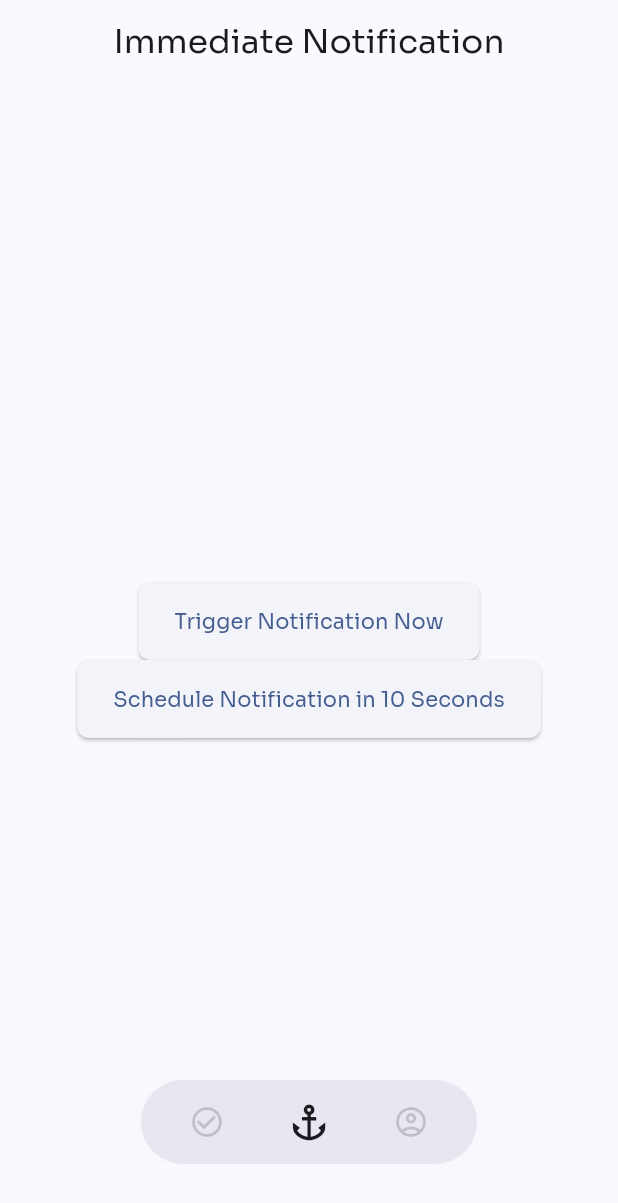
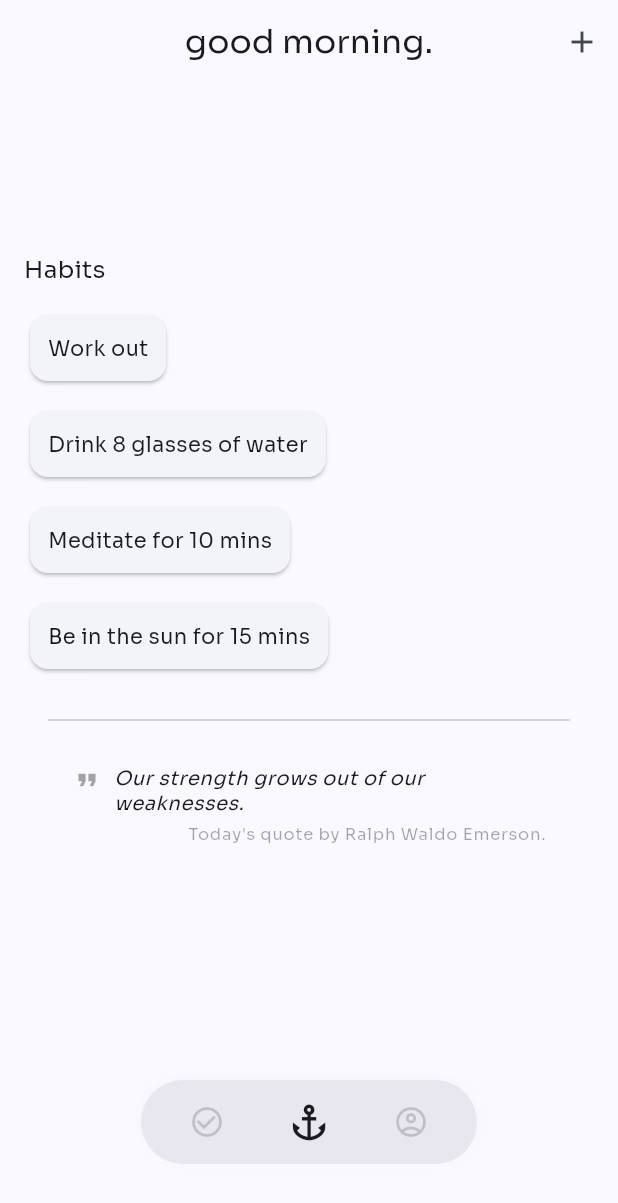
Before and after one commit to ericmaciared/anchor, a Flutter app: the HabitsScreen screen opened by its route, after a tap on the "check circle outline" icon, after a tap on the "anchor" icon, on a phone screen of 412 x 824 dp. Shown: the top 1203 px of the screen. Run offline on Flutter 3.47's test engine with Material 3 defaults, Android fonts, the light colour scheme and no system bars; our stand-ins replace confetti, csv, flutter_colorpicker, flutter_local_notifications, flutter_riverpod, go_router and 4 more; accounts and stored records are empty.

Commit message:
added structure for habits

```diff
--- a/lib/core/database/database_provider.dart
+++ b/lib/core/database/database_provider.dart
@@ -14,6 +14,8 @@ final databaseProvider = Provider<Future<Database>>((ref) async {
       await db.execute(createTasksTable);
       await db.execute(createSubtasksTable);
       await db.execute(createNotificationsTable);
+      await db.execute(createHabitsTable);
+      await db.execute(populateHabitsTable);
     },
   );
 });
--- a/lib/core/database/database_schema.dart
+++ b/lib/core/database/database_schema.dart
@@ -29,3 +29,23 @@ const String createNotificationsTable = '''
     scheduledTime TEXT
   )
 ''';
+
+const String createHabitsTable = '''
+  CREATE TABLE habits (
+    id TEXT PRIMARY KEY,
+    name TEXT NOT NULL,
+    isSelected INTEGER NOT NULL DEFAULT 1,
+    isCustom INTEGER NOT NULL DEFAULT 0,
+    currentStreak INTEGER NOT NULL DEFAULT 0,
+    lastCompletedDate TEXT
+)
+''';
+
+const String populateHabitsTable = '''
+  INSERT INTO habits (id, name, isSelected, isCustom, currentStreak, lastCompletedDate) VALUES
+    ('pre-habit-1-workout', 'Work out', 1, 0, 7, '2025-06-25T08:00:00.000'),
+    ('pre-habit-2-water', 'Drink 8 glasses of water', 1, 0, 15, '2025-06-25T14:30:00.000'),
+    ('pre-habit-3-read', 'Read for 30 mins', 0, 0, 0, NULL),
+    ('pre-habit-4-meditate', 'Meditate for 10 mins', 1, 0, 3, '2025-06-25T07:00:00.000'),
+    ('pre-habit-5-sun', 'Be in the sun for 15 mins', 1, 0, 1, '2025-06-25T11:00:00.000')
+''';
--- /dev/null
+++ b/lib/features/habits/data/datasources/habit_local_datasource.dart
@@ -0,0 +1,72 @@
+import 'package:anchor/core/database/database_provider.dart';
+import 'package:anchor/features/habits/domain/entities/habit_model.dart';
+import 'package:flutter_riverpod/flutter_riverpod.dart';
+import 'package:sqflite/sqflite.dart';
+
+class HabitLocalDataSource {
+  final Ref ref;
+
+  HabitLocalDataSource(this.ref);
+
+  Future<Database> get database async => ref.read(databaseProvider);
+
+  Future<List<HabitModel>> getAllHabits() async {
+    final db = await database;
+
+    final habitMaps = await db.query('habits');
+    final List<HabitModel> habits = [];
+
+    for (final map in habitMaps) {
+      final habit = HabitModel(
+        id: map['id'] as String,
+        name: map['name'] as String,
+        isSelected: (map['isSelected'] as int) == 1,
+        isCustom: (map['isCustom'] as int) == 1,
+        currentStreak: map['currentStreak'] as int,
+        lastCompletedDate: map['lastCompletedDate'] != null
+            ? DateTime.parse(map['lastCompletedDate'] as String)
+            : null,
+      );
+
+      habits.add(habit);
+    }
+
+    return habits;
+  }
+
+  Future<void> createHabit(HabitModel habit) async {
+    final db = await database;
+
+    await db.insert('tasks', {
+      'id': habit.id,
+      'name': habit.name,
+      'isSelected': habit.isSelected ? 1 : 0,
+      'isCustom': habit.isCustom ? 1 : 0,
+      'currentStreak': habit.currentStreak,
+      'lastCompletedDate': habit.lastCompletedDate?.toIso8601String(),
+    });
+  }
+
+  Future<void> updateHabit(HabitModel habit) async {
+    final db = await database;
+
+    await db.update(
+      'tasks',
+      {
+        'id': habit.id,
+        'name': habit.name,
+        'isSelected': habit.isSelected ? 1 : 0,
+        'isCustom': habit.isCustom ? 1 : 0,
+        'currentStreak': habit.currentStreak,
+        'lastCompletedDate': habit.lastCompletedDate?.toIso8601String(),
+      },
+      where: 'id = ?',
+      whereArgs: [habit.id],
+    );
+  }
+
+  Future<void> deleteHabit(String id) async {
+    final db = await database;
+    await db.delete('habits', where: 'id = ?', whereArgs: [id]);
+  }
+}
--- /dev/null
+++ b/lib/features/habits/domain/entities/habit_model.dart
@@ -0,0 +1,35 @@
+class HabitModel {
+  final String id;
+  final String name;
+  bool isSelected;
+  bool isCustom;
+  int currentStreak;
+  DateTime? lastCompletedDate;
+
+  HabitModel({
+    required this.id,
+    required this.name,
+    this.isSelected = true,
+    this.isCustom = false,
+    this.currentStreak = 0,
+    this.lastCompletedDate,
+  });
+
+  HabitModel copyWith({
+    String? id,
+    String? name,
+    bool? isSelected,
+    bool? isCustom,
+    int? currentStreak,
+    DateTime? lastCompletedDate,
+  }) {
+    return HabitModel(
+      id: id ?? this.id,
+      name: name ?? this.name,
+      isSelected: isSelected ?? this.isSelected,
+      isCustom: isCustom ?? this.isCustom,
+      currentStreak: currentStreak ?? this.currentStreak,
+      lastCompletedDate: lastCompletedDate ?? this.lastCompletedDate,
+    );
+  }
+}
--- /dev/null
+++ b/lib/features/habits/presentation/controllers/habit_controller.dart
@@ -0,0 +1,21 @@
+import 'package:anchor/features/habits/domain/entities/habit_model.dart';
+import 'package:anchor/features/habits/presentation/providers/habit_provider.dart';
+import 'package:flutter/material.dart';
+import 'package:flutter_riverpod/flutter_riverpod.dart';
+
+class HabitController {
+  final WidgetRef ref;
+  final BuildContext context;
+
+  HabitController(this.ref, this.context);
+
+  List<HabitModel> getAllHabits() {
+    final habits = ref.watch(habitProvider);
+    return habits;
+  }
+
+  List<HabitModel> getAllSelectedHabits() {
+    final habits = ref.watch(habitProvider);
+    return habits.where((t) => t.isSelected).toList();
+  }
+}
--- a/lib/features/habits/presentation/screens/habits_screen.dart
+++ b/lib/features/habits/presentation/screens/habits_screen.dart
@@ -1,47 +1,43 @@
-import 'package:anchor/features/shared/notifications/notification_id_generator.dart';
-import 'package:anchor/features/shared/notifications/notification_service.dart';
-import 'package:anchor/features/tasks/domain/entities/notification_model.dart';
+import 'package:anchor/features/habits/presentation/controllers/habit_controller.dart';
+import 'package:anchor/features/habits/presentation/widgets/habit_list_section.dart';
+import 'package:anchor/features/habits/presentation/widgets/habits_screen_app_bar.dart';
 import 'package:flutter/material.dart';
 import 'package:flutter_riverpod/flutter_riverpod.dart';
 
-class HabitsScreen extends ConsumerWidget {
+import '../widgets/empty_habit_state.dart';
+
+class HabitsScreen extends ConsumerStatefulWidget {
   const HabitsScreen({super.key});
 
   @override
-  Widget build(BuildContext context, WidgetRef ref) {
-    final notificationService = ref.read(notificationServiceProvider);
+  ConsumerState<HabitsScreen> createState() => _HabitsScreenState();
+}
 
-    void _scheduleNotification() async {
-      final scheduledTime = DateTime.now().add(const Duration(seconds: 10));
-
-      final safeId = await NotificationIdGenerator.next();
-
-      final notification = NotificationModel(
-        id: safeId,
-        taskId: 'demo-task-id',
-        // must be unique per notification
-        triggerType: 'test',
-        triggerValue: 10,
-        scheduledTime: scheduledTime,
-      );
-
-      notificationService.scheduleNotification(
-          notification, 'Test Title', 'Test subtitle');
-    }
+class _HabitsScreenState extends ConsumerState<HabitsScreen> {
+  @override
+  Widget build(BuildContext context) {
+    final controller = HabitController(ref, context);
+    final todayHabits = controller.getAllSelectedHabits();
 
     return Scaffold(
-      appBar: AppBar(title: const Text('Immediate Notification')),
-      body: Center(
-        child: Column(
-          mainAxisSize: MainAxisSize.min,
+      appBar: HabitsScreenAppBar(
+        onAddHabit: () {},
+      ),
+      body: SafeArea(
+        bottom: false,
+        child: Stack(
           children: [
-            ElevatedButton(
-              onPressed: () => notificationService.showNow(),
-              child: const Text('Trigger Notification Now'),
-            ),
-            ElevatedButton(
-              onPressed: () => _scheduleNotification(),
-              child: const Text('Schedule Notification in 10 Seconds'),
+            // Scrollable content
+            Padding(
+              padding: const EdgeInsets.only(
+                  top: 96), // Adjust this height as needed
+              child: todayHabits.isEmpty
+                  ? EmptyHabitState(onAdd: () {})
+                  : HabitListSection(
+                      habits: todayHabits,
+                      onToggleHabitCompletion: (habit) {},
+                      onLongPress: (habit) {},
+                    ),
             ),
           ],
         ),
--- /dev/null
+++ b/lib/features/habits/presentation/widgets/empty_habit_state.dart
@@ -0,0 +1,22 @@
+import 'package:anchor/features/shared/quotes/presentation/widgets/daily_quote_card.dart';
+import 'package:flutter/material.dart';
+
+class EmptyHabitState extends StatelessWidget {
+  final VoidCallback onAdd;
+
+  const EmptyHabitState({super.key, required this.onAdd});
+
+  @override
+  Widget build(BuildContext context) {
+    return Column(
+      mainAxisAlignment: MainAxisAlignment.center,
+      children: [
+        TextButton(
+          onPressed: onAdd,
+          child: const Text('Add Habit'),
+        ),
+        DailyQuoteCard()
+      ],
+    );
+  }
+}
--- /dev/null
+++ b/lib/features/habits/presentation/widgets/habit_card.dart
@@ -0,0 +1,38 @@
+import 'package:anchor/features/habits/domain/entities/habit_model.dart';
+import 'package:flutter/material.dart';
+
+class HabitCard extends StatelessWidget {
+  final HabitModel habit;
+  final VoidCallback onLongPress;
+  final VoidCallback onToggleHabitCompletion;
+
+  const HabitCard({
+    super.key,
+    required this.habit,
+    required this.onLongPress,
+    required this.onToggleHabitCompletion,
+  });
+
+  @override
+  Widget build(BuildContext context) {
+    return Padding(
+        padding: const EdgeInsets.symmetric(vertical: 6.0),
+        child: LayoutBuilder(builder: (context, constraints) {
+          return Card(
+            shape: RoundedRectangleBorder(
+              borderRadius: BorderRadius.circular(12),
+            ),
+            clipBehavior: Clip.antiAlias,
+            child: Padding(
+              padding: const EdgeInsets.all(12),
+              child: Column(
+                crossAxisAlignment: CrossAxisAlignment.start,
+                children: [
+                  Text(habit.name),
+                ],
+              ),
+            ),
+          );
+        }));
+  }
+}
--- /dev/null
+++ b/lib/features/habits/presentation/widgets/habit_list.dart
@@ -0,0 +1,47 @@
+import 'package:anchor/features/habits/domain/entities/habit_model.dart';
+import 'package:flutter/material.dart';
+
+import 'habit_card.dart';
+
+typedef HabitCallback = void Function(HabitModel habit);
+
+class HabitList extends StatelessWidget {
+  final List<HabitModel> habits;
+  final String? label;
+  final void Function(HabitModel habit) onToggleHabitCompletion;
+  final HabitCallback onLongPress;
+
+  const HabitList({
+    super.key,
+    required this.habits,
+    required this.onToggleHabitCompletion,
+    required this.onLongPress,
+    this.label,
+  });
+
+  @override
+  Widget build(BuildContext context) {
+    if (habits.isEmpty) return const SizedBox.shrink();
+
+    return Column(
+      crossAxisAlignment: CrossAxisAlignment.start,
+      children: [
+        if (label != null)
+          Padding(
+            padding: const EdgeInsets.only(top: 16, bottom: 8),
+            child: Text(
+              label!,
+              style: Theme.of(context).textTheme.titleMedium,
+            ),
+          ),
+        ...habits.map(
+          (habit) => HabitCard(
+            habit: habit,
+            onToggleHabitCompletion: () => onToggleHabitCompletion(habit),
+            onLongPress: () => onLongPress(habit),
+          ),
+        ),
+      ],
+    );
+  }
+}
--- /dev/null
+++ b/lib/features/habits/presentation/widgets/habit_list_section.dart
@@ -0,0 +1,39 @@
+import 'package:anchor/features/habits/domain/entities/habit_model.dart';
+import 'package:anchor/features/shared/quotes/presentation/widgets/daily_quote_card.dart';
+import 'package:flutter/material.dart';
+
+import 'habit_list.dart';
+
+class HabitListSection extends StatelessWidget {
+  final List<HabitModel> habits;
+  final void Function(HabitModel habit) onToggleHabitCompletion;
+  final void Function(HabitModel habit) onLongPress;
+
+  const HabitListSection({
+    super.key,
+    required this.habits,
+    required this.onToggleHabitCompletion,
+    required this.onLongPress,
+  });
+
+  @override
+  Widget build(BuildContext context) {
+    return ListView(
+      padding: const EdgeInsets.fromLTRB(16, 0, 16, 16),
+      children: [
+        HabitList(
+          habits: habits,
+          label: 'Habits',
+          onToggleHabitCompletion: onToggleHabitCompletion,
+          onLongPress: onLongPress,
+        ),
+        Padding(
+          padding: const EdgeInsets.symmetric(horizontal: 16.0, vertical: 16),
+          child: Divider(),
+        ),
+        DailyQuoteCard(),
+        const SizedBox(height: 112),
+      ],
+    );
+  }
+}
--- /dev/null
+++ b/lib/features/habits/presentation/widgets/habits_screen_app_bar.dart
@@ -0,0 +1,37 @@
+import 'package:flutter/material.dart';
+
+class HabitsScreenAppBar extends StatelessWidget
+    implements PreferredSizeWidget {
+  final VoidCallback onAddHabit;
+
+  const HabitsScreenAppBar({super.key, required this.onAddHabit});
+
+  String _getGreeting() {
+    final hour = DateTime.now().hour;
+    if (hour < 12) {
+      return 'good morning.';
+    } else if (hour < 18) {
+      return 'good afternoon.';
+    } else {
+      return 'good evening.';
+    }
+  }
+
+  @override
+  Widget build(BuildContext context) {
+    return AppBar(
+      backgroundColor: Colors.transparent,
+      title: Text(_getGreeting()),
+      actions: [
+        IconButton(
+          onPressed: onAddHabit,
+          tooltip: 'Add Habit',
+          icon: const Icon(Icons.add),
+        ),
+      ],
+    );
+  }
+
+  @override
+  Size get preferredSize => const Size.fromHeight(kToolbarHeight);
+}
--- a/lib/features/tasks/presentation/screens/tasks_screen.dart
+++ b/lib/features/tasks/presentation/screens/tasks_screen.dart
@@ -1,6 +1,6 @@
 import 'package:anchor/core/utils/date_utils.dart';
 import 'package:anchor/features/tasks/presentation/controllers/task_controller.dart';
-import 'package:anchor/features/tasks/presentation/widgets/task_card/empty_task_state.dart';
+import 'package:anchor/features/tasks/presentation/widgets/empty_task_state.dart';
 import 'package:anchor/features/tasks/presentation/widgets/task_list_section.dart';
 import 'package:anchor/features/tasks/presentation/widgets/tasks_screen_app_bar.dart';
 import 'package:anchor/features/tasks/presentation/widgets/week_calendar.dart';
```
Also changed, not shown: lib/features/habits/data/repositories/habit_repository_impl.dart (added, +29 -0 lines), lib/features/habits/domain/repositories/habit_repository.dart (added, +11 -0 lines), lib/features/habits/presentation/providers/habit_provider.dart (added, +59 -0 lines), lib/features/tasks/presentation/widgets/empty_task_state.dart (renamed from lib/features/tasks/presentation/widgets/task_card/empty_task_state.dart).
